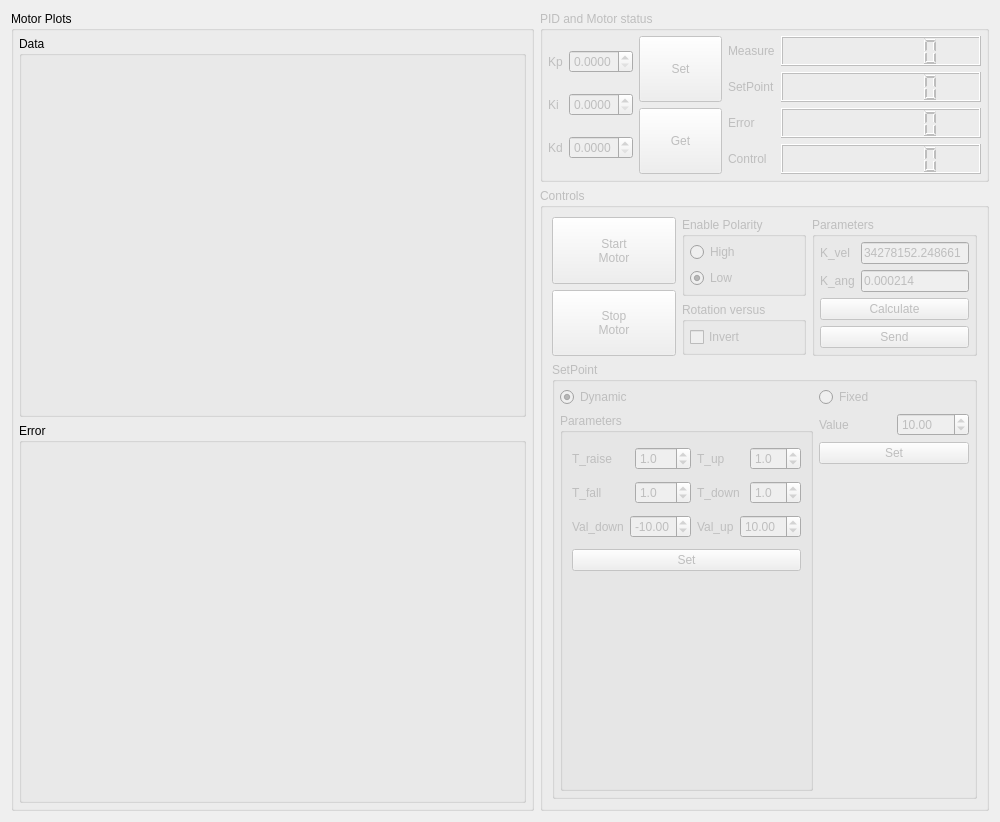
First picture: the form in gui/qmotorpidparamwidget.ui, repository officinerobotiche/uNav_PID_Tuner, before the edit.
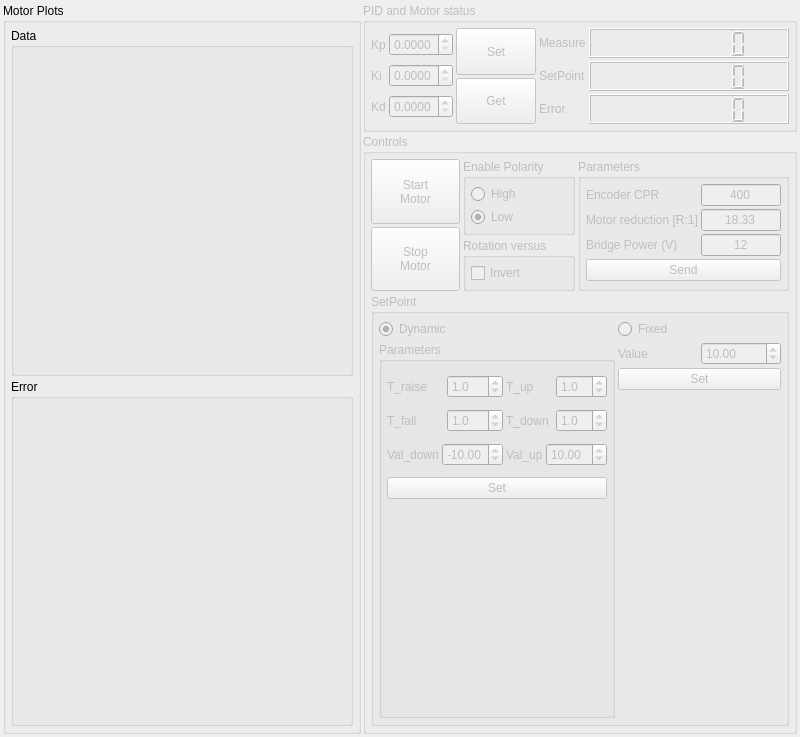
Second picture: the form after the edit. Icons and pictures are not drawn. Custom widgets are drawn as their Qt base class.

What changed in the file:
```diff
--- a/gui/qmotorpidparamwidget.ui
+++ b/gui/qmotorpidparamwidget.ui
@@ -6,10 +6,16 @@
    <rect>
     <x>0</x>
     <y>0</y>
-    <width>1000</width>
-    <height>822</height>
+    <width>800</width>
+    <height>737</height>
    </rect>
   </property>
+  <property name="sizePolicy">
+   <sizepolicy hsizetype="MinimumExpanding" vsizetype="MinimumExpanding">
+    <horstretch>0</horstretch>
+    <verstretch>0</verstretch>
+   </sizepolicy>
+  </property>
   <property name="minimumSize">
    <size>
     <width>0</width>
@@ -20,6 +26,21 @@
    <string>Form</string>
   </property>
   <layout class="QGridLayout" name="gridLayout_4">
+   <property name="leftMargin">
+    <number>3</number>
+   </property>
+   <property name="topMargin">
+    <number>3</number>
+   </property>
+   <property name="rightMargin">
+    <number>3</number>
+   </property>
+   <property name="bottomMargin">
+    <number>3</number>
+   </property>
+   <property name="spacing">
+    <number>2</number>
+   </property>
    <item row="0" column="0" rowspan="2">
     <widget class="QGroupBox" name="groupBox_plot">
      <property name="sizePolicy">
@@ -44,6 +65,9 @@
       <property name="bottomMargin">
        <number>5</number>
       </property>
+      <property name="spacing">
+       <number>3</number>
+      </property>
       <item row="0" column="0">
        <widget class="QGroupBox" name="groupBox_3">
         <property name="sizePolicy">
@@ -68,6 +92,9 @@
          <property name="bottomMargin">
           <number>5</number>
          </property>
+         <property name="spacing">
+          <number>3</number>
+         </property>
          <item row="0" column="1">
           <widget class="QCustomPlot" name="widget_plot_data" native="true">
            <property name="sizePolicy">
@@ -105,6 +132,9 @@
          <property name="bottomMargin">
           <number>5</number>
          </property>
+         <property name="spacing">
+          <number>3</number>
+         </property>
          <item row="0" column="0">
           <widget class="QCustomPlot" name="widget_plot_error" native="true">
            <property name="sizePolicy">
@@ -151,8 +181,14 @@
       <property name="bottomMargin">
        <number>5</number>
       </property>
+      <property name="spacing">
+       <number>3</number>
+      </property>
       <item row="0" column="1">
        <layout class="QVBoxLayout" name="verticalLayout_10">
+        <property name="spacing">
+         <number>3</number>
+        </property>
         <item>
          <widget class="QPushButton" name="pushButton_send_gains">
           <property name="sizePolicy">
@@ -183,6 +219,9 @@
       </item>
       <item row="0" column="0">
        <layout class="QVBoxLayout" name="verticalLayout">
+        <property name="spacing">
+         <number>3</number>
+        </property>
         <item>
          <layout class="QHBoxLayout" name="horizontalLayout">
           <item>
@@ -331,6 +370,9 @@
       </item>
       <item row="0" column="2">
        <layout class="QVBoxLayout" name="verticalLayout_8">
+        <property name="spacing">
+         <number>3</number>
+        </property>
         <item>
          <layout class="QHBoxLayout" name="horizontalLayout_20">
           <item>
@@ -439,42 +481,6 @@
           </item>
          </layout>
         </item>
-        <item>
-         <layout class="QHBoxLayout" name="horizontalLayout_25">
-          <item>
-           <widget class="QLabel" name="label_24">
-            <property name="text">
-             <string>Control</string>
-            </property>
-           </widget>
-          </item>
-          <item>
-           <widget class="QLCDNumber" name="lcdNumber_control">
-            <property name="sizePolicy">
-             <sizepolicy hsizetype="Preferred" vsizetype="Minimum">
-              <horstretch>0</horstretch>
-              <verstretch>0</verstretch>
-             </sizepolicy>
-            </property>
-            <property name="minimumSize">
-             <size>
-              <width>200</width>
-              <height>30</height>
-             </size>
-            </property>
-            <property name="maximumSize">
-             <size>
-              <width>250</width>
-              <height>16777215</height>
-             </size>
-            </property>
-            <property name="digitCount">
-             <number>8</number>
-            </property>
-           </widget>
-          </item>
-         </layout>
-        </item>
        </layout>
       </item>
      </layout>
@@ -495,8 +501,26 @@
       <string>Controls</string>
      </property>
      <layout class="QGridLayout" name="gridLayout_5">
+      <property name="leftMargin">
+       <number>5</number>
+      </property>
+      <property name="topMargin">
+       <number>5</number>
+      </property>
+      <property name="rightMargin">
+       <number>5</number>
+      </property>
+      <property name="bottomMargin">
+       <number>5</number>
+      </property>
+      <property name="spacing">
+       <number>3</number>
+      </property>
       <item row="0" column="0">
        <layout class="QVBoxLayout" name="verticalLayout_12">
+        <property name="spacing">
+         <number>3</number>
+        </property>
         <item>
          <widget class="QPushButton" name="pushButton_start_motors">
           <property name="enabled">
@@ -535,6 +559,9 @@
       </item>
       <item row="0" column="1">
        <layout class="QVBoxLayout" name="verticalLayout_2">
+        <property name="spacing">
+         <number>3</number>
+        </property>
         <item>
          <widget class="QGroupBox" name="groupBox_16">
           <property name="sizePolicy">
@@ -547,6 +574,9 @@
            <string>Enable Polarity</string>
           </property>
           <layout class="QVBoxLayout" name="verticalLayout_3">
+           <property name="spacing">
+            <number>3</number>
+           </property>
            <property name="leftMargin">
             <number>5</number>
            </property>
@@ -603,6 +633,9 @@
            <string>Rotation versus</string>
           </property>
           <layout class="QVBoxLayout" name="verticalLayout_6">
+           <property name="spacing">
+            <number>3</number>
+           </property>
            <property name="leftMargin">
             <number>5</number>
            </property>
@@ -636,7 +669,7 @@
       <item row="0" column="2">
        <widget class="QGroupBox" name="groupBox_5">
         <property name="sizePolicy">
-         <sizepolicy hsizetype="Preferred" vsizetype="Maximum">
+         <sizepolicy hsizetype="Maximum" vsizetype="Minimum">
           <horstretch>0</horstretch>
           <verstretch>0</verstretch>
          </sizepolicy>
@@ -645,6 +678,9 @@
          <string>Parameters</string>
         </property>
         <layout class="QVBoxLayout" name="verticalLayout_9">
+         <property name="spacing">
+          <number>3</number>
+         </property>
          <property name="leftMargin">
           <number>5</number>
          </property>
@@ -658,66 +694,117 @@
           <number>5</number>
          </property>
          <item>
-          <layout class="QHBoxLayout" name="horizontalLayout_23">
+          <layout class="QVBoxLayout" name="verticalLayout_7">
            <item>
-            <widget class="QLabel" name="label_22">
-             <property name="text">
-              <string>K_vel</string>
-             </property>
-            </widget>
+            <layout class="QHBoxLayout" name="horizontalLayout_5">
+             <item>
+              <widget class="QLabel" name="label_5">
+               <property name="sizePolicy">
+                <sizepolicy hsizetype="Preferred" vsizetype="Preferred">
+                 <horstretch>0</horstretch>
+                 <verstretch>0</verstretch>
+                </sizepolicy>
+               </property>
+               <property name="text">
+                <string>Encoder CPR</string>
+               </property>
+              </widget>
+             </item>
+             <item>
+              <widget class="QLineEdit" name="lineEdit_enc_cpr">
+               <property name="maximumSize">
+                <size>
+                 <width>80</width>
+                 <height>16777215</height>
+                </size>
+               </property>
+               <property name="text">
+                <string>400</string>
+               </property>
+               <property name="alignment">
+                <set>Qt::AlignCenter</set>
+               </property>
+               <property name="readOnly">
+                <bool>false</bool>
+               </property>
+              </widget>
+             </item>
+            </layout>
            </item>
            <item>
-            <widget class="QLineEdit" name="lineEdit_k_vel">
-             <property name="sizePolicy">
-              <sizepolicy hsizetype="Preferred" vsizetype="Fixed">
-               <horstretch>0</horstretch>
-               <verstretch>0</verstretch>
-              </sizepolicy>
-             </property>
-             <property name="inputMethodHints">
-              <set>Qt::ImhFormattedNumbersOnly</set>
-             </property>
-             <property name="text">
-              <string>34278152.248661</string>
-             </property>
-            </widget>
+            <layout class="QHBoxLayout" name="horizontalLayout_6">
+             <item>
+              <widget class="QLabel" name="label_6">
+               <property name="sizePolicy">
+                <sizepolicy hsizetype="Preferred" vsizetype="Preferred">
+                 <horstretch>0</horstretch>
+                 <verstretch>0</verstretch>
+                </sizepolicy>
+               </property>
+               <property name="text">
+                <string>Motor reduction [R:1]</string>
+               </property>
+              </widget>
+             </item>
+             <item>
+              <widget class="QLineEdit" name="lineEdit_motor_ratio">
+               <property name="maximumSize">
+                <size>
+                 <width>80</width>
+                 <height>16777215</height>
+                </size>
+               </property>
+               <property name="text">
+                <string>18.33</string>
+               </property>
+               <property name="alignment">
+                <set>Qt::AlignCenter</set>
+               </property>
+               <property name="readOnly">
+                <bool>false</bool>
+               </property>
+              </widget>
+             </item>
+            </layout>
            </item>
           </layout>
          </item>
          <item>
-          <layout class="QHBoxLayout" name="horizontalLayout_24">
+          <layout class="QHBoxLayout" name="horizontalLayout_11">
            <item>
-            <widget class="QLabel" name="label_23">
+            <widget class="QLabel" name="label_16">
+             <property name="minimumSize">
+              <size>
+               <width>40</width>
+               <height>0</height>
+              </size>
+             </property>
              <property name="text">
-              <string>K_ang</string>
+              <string>Bridge Power (V)</string>
              </property>
             </widget>
            </item>
            <item>
-            <widget class="QLineEdit" name="lineEdit_k_ang">
-             <property name="sizePolicy">
-              <sizepolicy hsizetype="Preferred" vsizetype="Fixed">
-               <horstretch>0</horstretch>
-               <verstretch>0</verstretch>
-              </sizepolicy>
+            <widget class="QLineEdit" name="lineEdit_bridge">
+             <property name="maximumSize">
+              <size>
+               <width>80</width>
+               <height>16777215</height>
+              </size>
              </property>
-             <property name="inputMethodHints">
-              <set>Qt::ImhFormattedNumbersOnly</set>
-             </property>
              <property name="text">
-              <string>0.000214</string>
+              <string>12</string>
              </property>
+             <property name="alignment">
+              <set>Qt::AlignCenter</set>
+             </property>
+             <property name="readOnly">
+              <bool>false</bool>
+             </property>
             </widget>
            </item>
           </layout>
          </item>
-         <item>
-          <widget class="QPushButton" name="pushButton_calculate_k_params">
-           <property name="text">
-            <string>Calculate</string>
-           </property>
-          </widget>
-         </item>
          <item>
           <widget class="QPushButton" name="pushButton_send_params">
            <property name="sizePolicy">
@@ -758,8 +845,14 @@
          <property name="bottomMargin">
           <number>5</number>
          </property>
+         <property name="horizontalSpacing">
+          <number>3</number>
+         </property>
          <item row="0" column="1">
           <layout class="QVBoxLayout" name="verticalLayout_4">
+           <property name="spacing">
+            <number>3</number>
+           </property>
            <item>
             <widget class="QRadioButton" name="radioButton_setpoint_fixed">
              <property name="sizePolicy">
@@ -844,15 +937,15 @@
            <item>
             <widget class="QLabel" name="label_15">
              <property name="sizePolicy">
-              <sizepolicy hsizetype="Preferred" vsizetype="Preferred">
+              <sizepolicy hsizetype="Maximum" vsizetype="Maximum">
                <horstretch>0</horstretch>
                <verstretch>0</verstretch>
               </sizepolicy>
              </property>
              <property name="minimumSize">
               <size>
-               <width>150</width>
-               <height>150</height>
+               <width>100</width>
+               <height>100</height>
               </size>
              </property>
              <property name="maximumSize">
@@ -876,6 +969,9 @@
          </item>
          <item row="0" column="0">
           <layout class="QVBoxLayout" name="verticalLayout_5">
+           <property name="spacing">
+            <number>3</number>
+           </property>
            <item>
             <widget class="QRadioButton" name="radioButton_setpoint_dynamic">
              <property name="sizePolicy">
@@ -898,6 +994,21 @@
               <string>Parameters</string>
              </property>
              <layout class="QGridLayout" name="gridLayout_20">
+              <property name="leftMargin">
+               <number>5</number>
+              </property>
+              <property name="topMargin">
+               <number>5</number>
+              </property>
+              <property name="rightMargin">
+               <number>5</number>
+              </property>
+              <property name="bottomMargin">
+               <number>5</number>
+              </property>
+              <property name="spacing">
+               <number>3</number>
+              </property>
               <item row="1" column="1">
                <layout class="QHBoxLayout" name="horizontalLayout_15">
                 <item>
```
